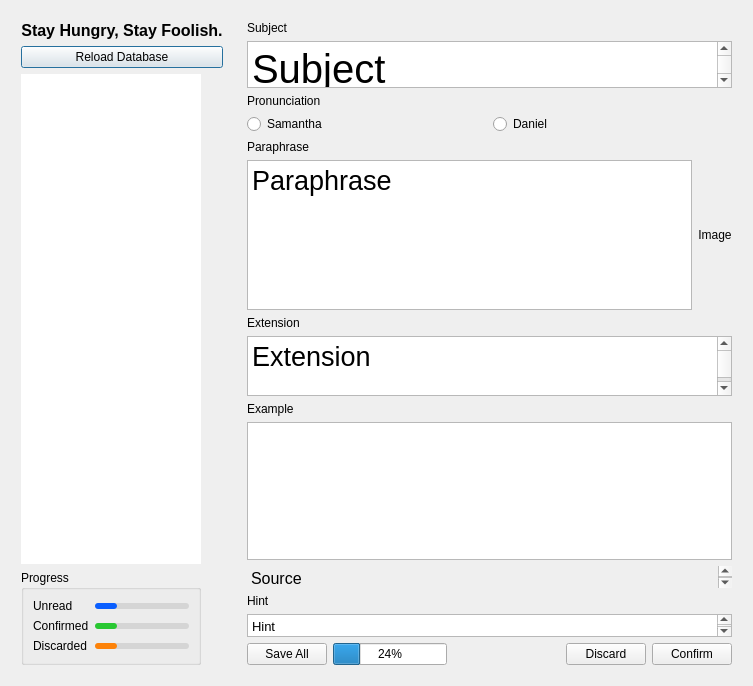
Old version of the form maple_utility.ui in the repository liuzikai/Maple-Anki-Utility.
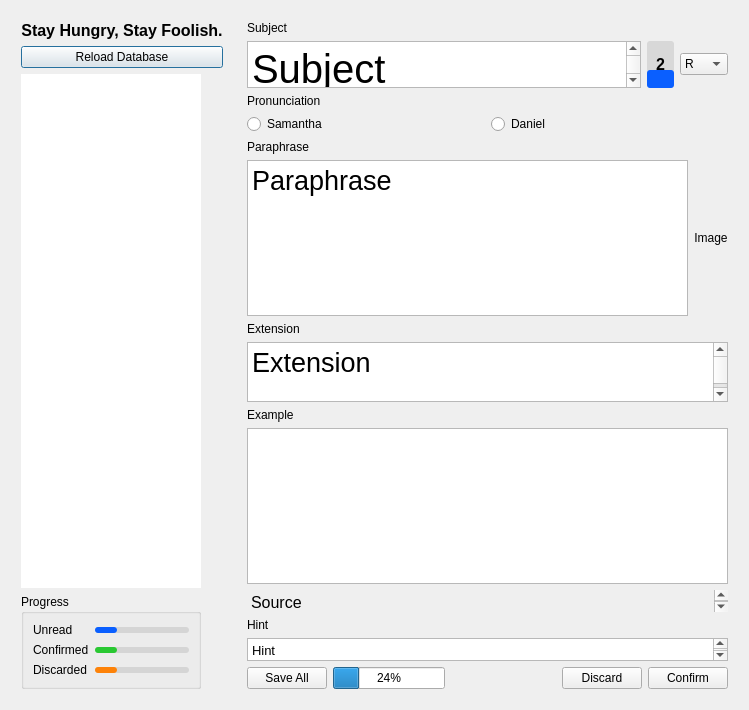
New version of the form.

Commit message: Write function of Word Frequency indicator from Collins Dict and card type selector. Write function of clearing pasted image and shortcut to search image.

What changed in the file:
```diff
--- a/maple_utility.ui
+++ b/maple_utility.ui
@@ -6,8 +6,8 @@
    <rect>
     <x>0</x>
     <y>0</y>
-    <width>753</width>
-    <height>686</height>
+    <width>749</width>
+    <height>710</height>
    </rect>
   </property>
   <property name="windowTitle">
@@ -18,8 +18,8 @@
     <rect>
      <x>12</x>
      <y>12</y>
-     <width>729</width>
-     <height>662</height>
+     <width>725</width>
+     <height>686</height>
     </rect>
    </property>
    <property name="sizePolicy">
@@ -234,6 +234,21 @@
         </widget>
        </item>
        <item>
+        <widget class="QWidget" name="widget_4" native="true">
+         <layout class="QHBoxLayout" name="horizontalLayout_5">
+          <property name="leftMargin">
+           <number>0</number>
+          </property>
+          <property name="topMargin">
+           <number>0</number>
+          </property>
+          <property name="rightMargin">
+           <number>0</number>
+          </property>
+          <property name="bottomMargin">
+           <number>0</number>
+          </property>
+          <item>
         <widget class="QPlainTextEdit" name="subject">
          <property name="minimumSize">
           <size>
@@ -258,6 +273,77 @@
         </widget>
        </item>
        <item>
+           <widget class="QProgressBar" name="freqBar">
+            <property name="maximumSize">
+             <size>
+              <width>16777215</width>
+              <height>47</height>
+             </size>
+            </property>
+            <property name="font">
+             <font>
+              <pointsize>12</pointsize>
+              <weight>75</weight>
+              <bold>true</bold>
+             </font>
+            </property>
+            <property name="layoutDirection">
+             <enum>Qt::LeftToRight</enum>
+            </property>
+            <property name="styleSheet">
+             <string notr="true">QProgressBar {
+	text-align: center;
+	background-color: rgba(0, 0, 0, 25);
+	border-radius: 3px;
+	height: 6px;
+}
+
+QProgressBar::chunk {
+     background-color: rgb(10, 95, 255);
+     border-radius: 3px;
+ }</string>
+            </property>
+            <property name="maximum">
+             <number>5</number>
+            </property>
+            <property name="value">
+             <number>2</number>
+            </property>
+            <property name="orientation">
+             <enum>Qt::Vertical</enum>
+            </property>
+            <property name="format">
+             <string>%v</string>
+            </property>
+           </widget>
+          </item>
+          <item>
+           <widget class="QComboBox" name="cardType">
+            <property name="maximumSize">
+             <size>
+              <width>75</width>
+              <height>16777215</height>
+             </size>
+            </property>
+            <property name="currentText">
+             <string>R</string>
+            </property>
+            <item>
+             <property name="text">
+              <string>R</string>
+             </property>
+            </item>
+            <item>
+             <property name="text">
+              <string>RD</string>
+             </property>
+            </item>
+           </widget>
+          </item>
+         </layout>
+        </widget>
+       </item>
+       <item>
         <widget class="QLabel" name="label_2">
          <property name="text">
           <string>Pronunciation</string>
```
Left out of the diff: 3 changed lines with no effect on the pictures. Lines whose indentation alone changed are shown as unchanged. The commit also changes 6 other files.
